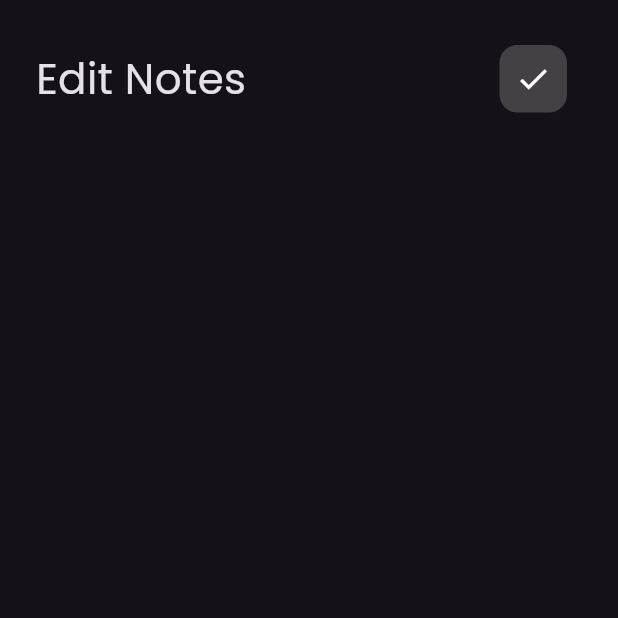
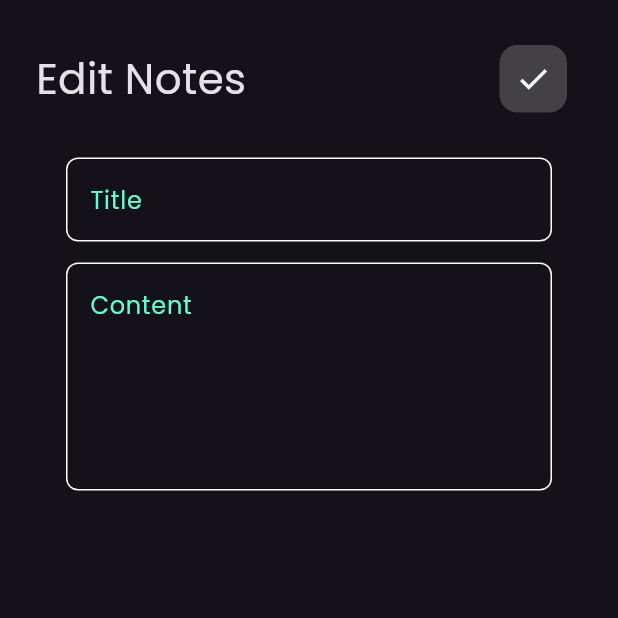
Before and after one commit to dyedhdexvdebcshgddjfsuhfdjgdhdsh/notes_app, a Flutter app: the EditNoteView screen opened directly, on a phone screen of 412 x 824 dp, the top half of it. Run offline on Flutter 3.47's test engine with Material 3 defaults, Android fonts, the phone set to English and light mode, and no system bars; our stand-ins replace font_awesome_flutter.

Commit message:
edit notes ui done

```diff
--- a/lib/views/widgets/edit_note_viewbody.dart
+++ b/lib/views/widgets/edit_note_viewbody.dart
@@ -1,5 +1,6 @@
 import 'package:flutter/material.dart';
 import 'package:notes_app/views/widgets/custom_appbar.dart';
+import 'package:notes_app/views/widgets/text_field_bottom_sheet.dart';
 
 class EditNoteViewBody extends StatelessWidget {
   const EditNoteViewBody({Key? key}) : super(key: key);
@@ -12,6 +13,14 @@ class EditNoteViewBody extends StatelessWidget {
         children: [
           SizedBox(height: 20),
           CustomAppBar(icon: Icons.check, title: 'Edit Notes'),
+          SizedBox(
+            height: 20,
+          ),
+          CustomTextField(hint: 'Title', maxLine: 1),
+          SizedBox(
+            height: 14,
+          ),
+          CustomTextField(hint: 'Content', maxLine: 5),
         ],
       ),
     );
```
